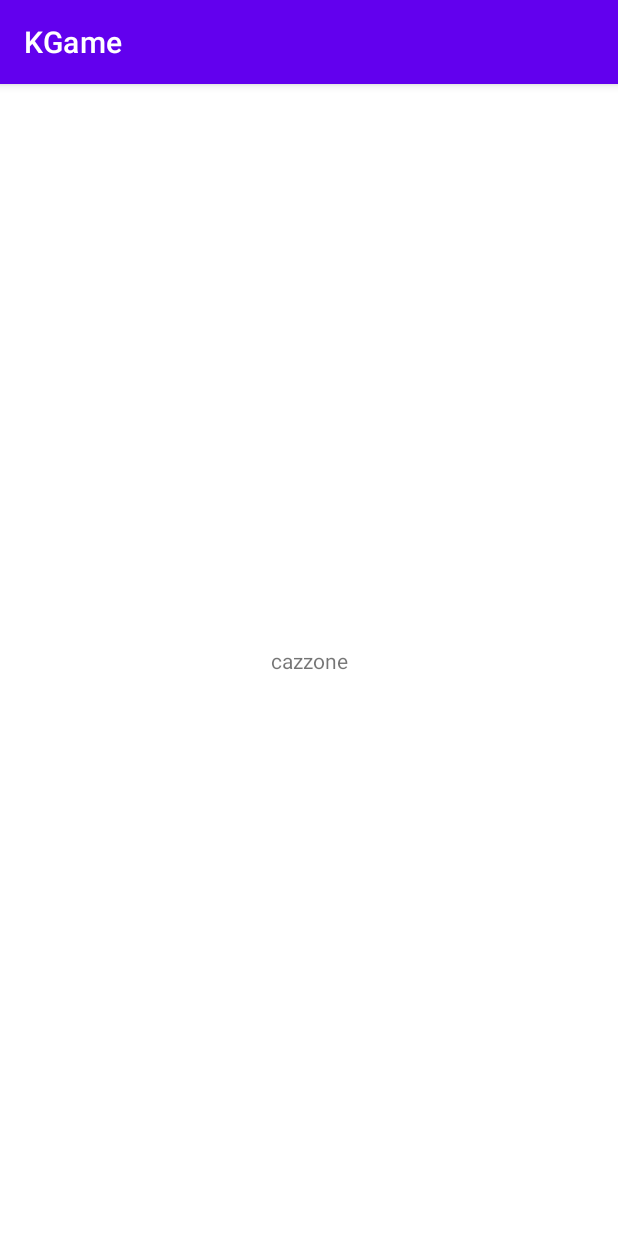
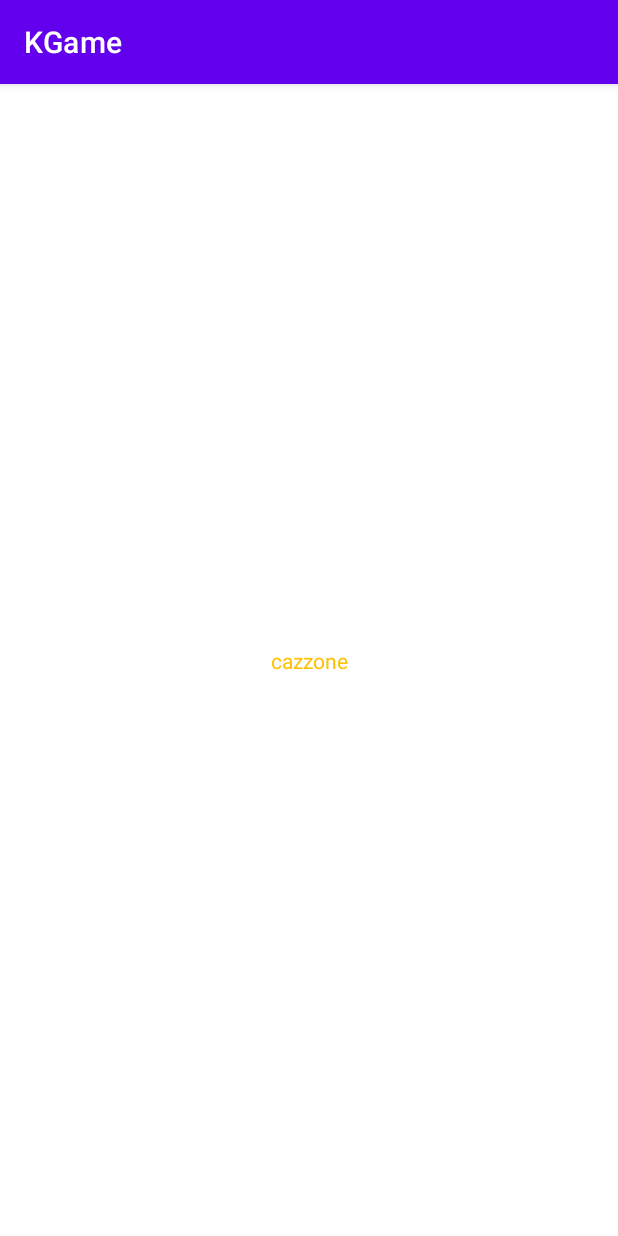
Before and after one commit to SofiaCaterini/KGameGitHub, an Android app: the screen it shows after launch (MainActivity), on a phone screen of 412 x 824 dp. Run offline under Robolectric (Android 15) with nearby library versions, the phone set to English and light mode, and no system bars.

Commit message:
Cambio testo

```diff
--- a/app/src/main/res/layout/activity_main.xml
+++ b/app/src/main/res/layout/activity_main.xml
@@ -11,6 +11,7 @@
         android:layout_width="wrap_content"
         android:layout_height="wrap_content"
         android:text="cazzone"
+        android:textColor="#FFC107"
         app:layout_constraintBottom_toBottomOf="parent"
         app:layout_constraintEnd_toEndOf="parent"
         app:layout_constraintStart_toStartOf="parent"
```
